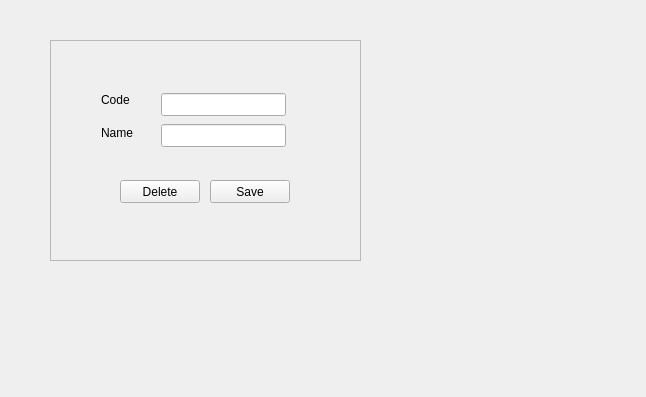
This is src/categoryform.ui in thamizha/angadi as Qt 5 draws it before an edit. The edited form follows.
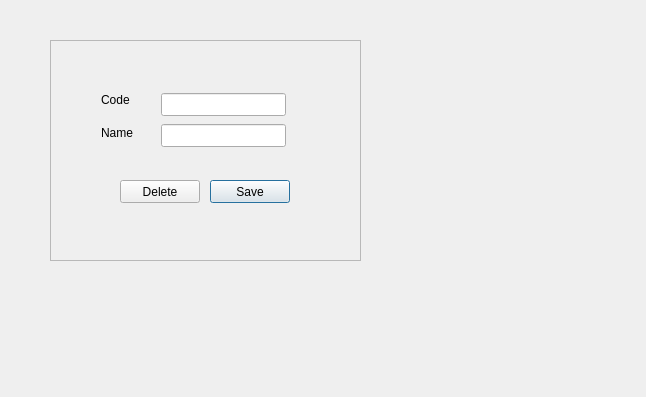
This is the edited form.

```diff
--- a/src/categoryform.ui
+++ b/src/categoryform.ui
@@ -40,6 +40,9 @@
     <property name="text">
      <string>Save</string>
     </property>
+    <property name="default">
+     <bool>true</bool>
+    </property>
    </widget>
    <widget class="QPushButton" name="pushButtonDelete">
     <property name="geometry">
```
